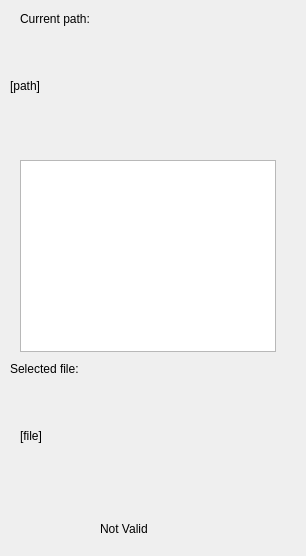
Old version of the form FileSelectionWidget.ui in the repository daviddoria/PatchBasedInpainting.
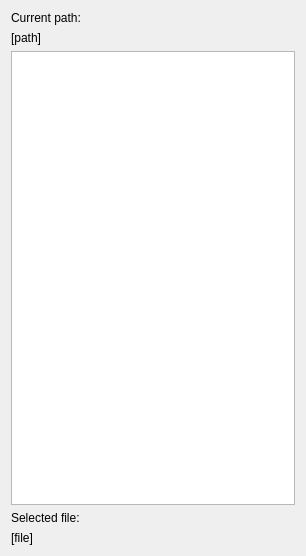
New version of the form.

What changed in the file:
```diff
--- a/FileSelectionWidget.ui
+++ b/FileSelectionWidget.ui
@@ -13,80 +13,18 @@
   <property name="windowTitle">
    <string>Form</string>
   </property>
-  <widget class="QListView" name="listView">
-   <property name="geometry">
-    <rect>
-     <x>20</x>
-     <y>160</y>
-     <width>256</width>
-     <height>192</height>
-    </rect>
-   </property>
-  </widget>
-  <widget class="QLabel" name="label_2">
-   <property name="geometry">
-    <rect>
-     <x>10</x>
-     <y>360</y>
-     <width>91</width>
-     <height>17</height>
-    </rect>
-   </property>
-   <property name="text">
-    <string>Selected file:</string>
-   </property>
-  </widget>
-  <widget class="QLabel" name="lblValid">
-   <property name="geometry">
-    <rect>
-     <x>100</x>
-     <y>520</y>
-     <width>67</width>
-     <height>17</height>
-    </rect>
-   </property>
-   <property name="text">
-    <string>Not Valid</string>
-   </property>
-  </widget>
+  <layout class="QGridLayout" name="gridLayout">
+   <item row="0" column="0">
+    <layout class="QVBoxLayout" name="verticalLayout">
+     <item>
   <widget class="QLabel" name="label">
-   <property name="geometry">
-    <rect>
-     <x>20</x>
-     <y>10</y>
-     <width>101</width>
-     <height>17</height>
-    </rect>
-   </property>
    <property name="text">
     <string>Current path:</string>
    </property>
   </widget>
-  <widget class="QLabel" name="lblFile">
-   <property name="geometry">
-    <rect>
-     <x>20</x>
-     <y>390</y>
-     <width>201</width>
-     <height>91</height>
-    </rect>
-   </property>
-   <property name="text">
-    <string>[file]</string>
-   </property>
-   <property name="wordWrap">
-    <bool>true</bool>
-   </property>
-  </widget>
+     </item>
+     <item>
   <widget class="QLabel" name="lblPath">
-   <property name="geometry">
-    <rect>
-     <x>10</x>
-     <y>30</y>
-     <width>251</width>
-     <height>111</height>
-    </rect>
-   </property>
    <property name="text">
     <string>[path]</string>
    </property>
@@ -94,6 +32,30 @@
     <bool>true</bool>
    </property>
   </widget>
+     </item>
+     <item>
+      <widget class="QListView" name="listView"/>
+     </item>
+     <item>
+      <widget class="QLabel" name="label_2">
+       <property name="text">
+        <string>Selected file:</string>
+       </property>
+      </widget>
+     </item>
+     <item>
+      <widget class="QLabel" name="lblFile">
+       <property name="text">
+        <string>[file]</string>
+       </property>
+       <property name="wordWrap">
+        <bool>true</bool>
+       </property>
+      </widget>
+     </item>
+    </layout>
+   </item>
+  </layout>
  </widget>
  <resources/>
  <connections/>
```
Lines whose indentation alone changed are shown as unchanged.
